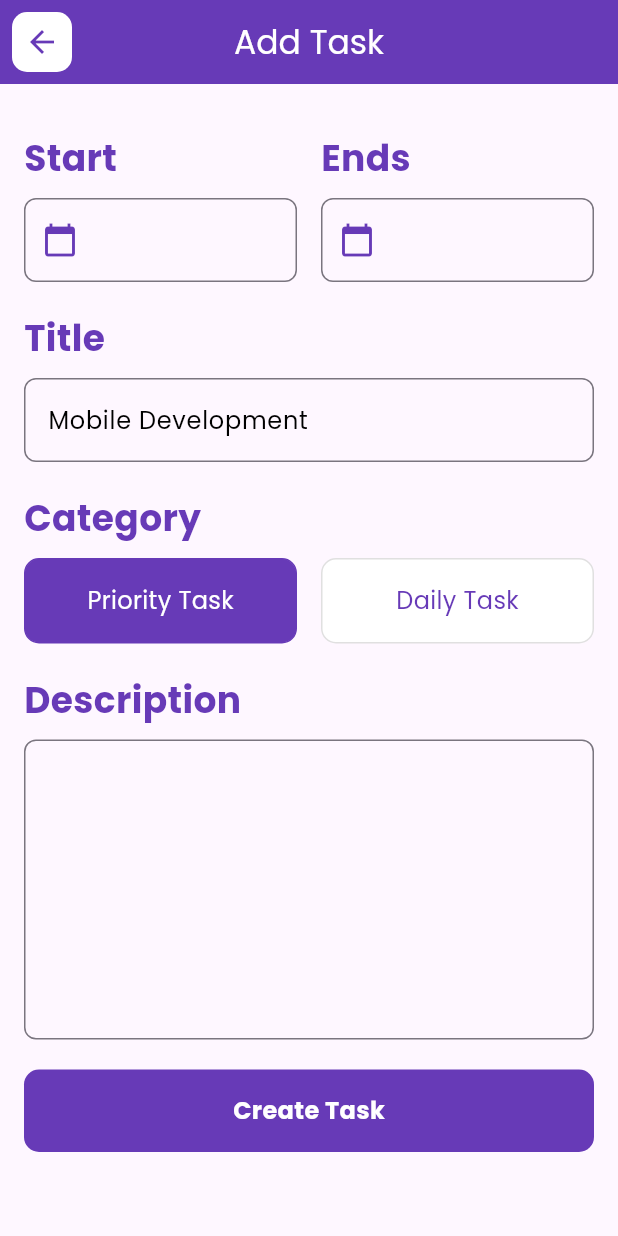
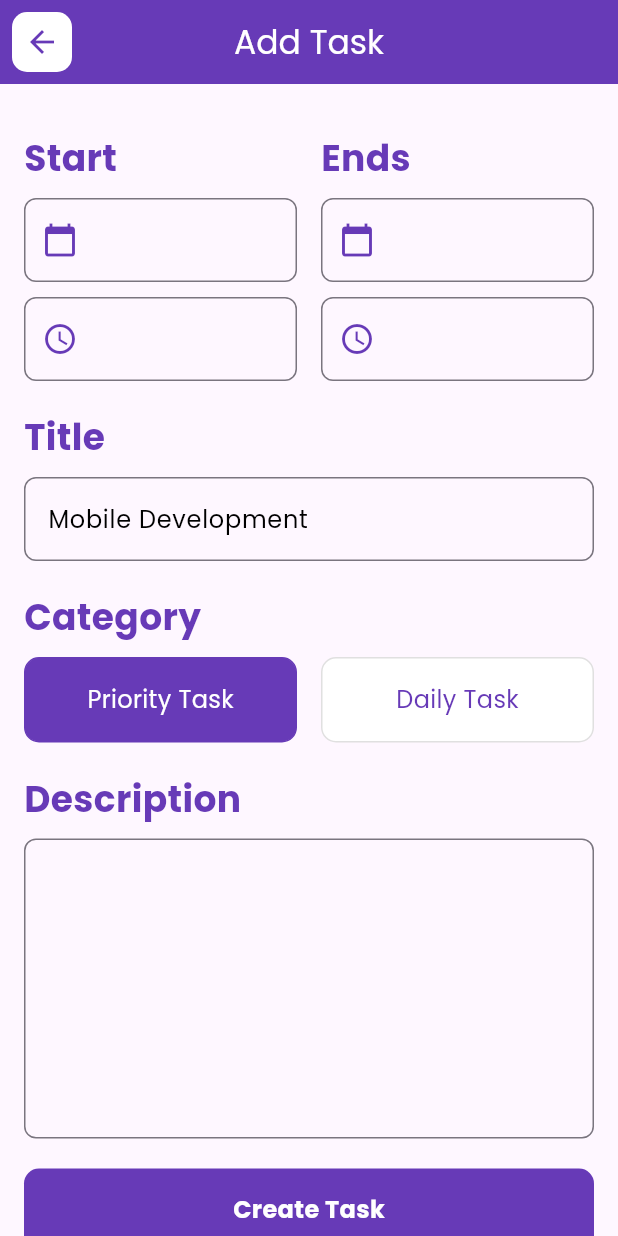
Before and after one commit to RobertBenyamin/todo_app, a Flutter app: the AddTodoPage screen opened directly, on a phone screen of 412 x 824 dp. Run offline on Flutter 3.47's test engine with Material 3 defaults, Android fonts, the phone set to English and light mode, and no system bars; our stand-ins replace google_fonts.

Commit message:
feat: create time field widget

```diff
--- a/lib/ui/add_todo.dart
+++ b/lib/ui/add_todo.dart
@@ -1,6 +1,7 @@
 import 'package:flutter/material.dart';
 import 'package:todo_app/widgets/custom_date_field.dart';
 import 'package:todo_app/widgets/custom_text_field.dart';
+import 'package:todo_app/widgets/custom_time_field.dart';
 
 class AddTodoPage extends StatefulWidget {
   const AddTodoPage({super.key});
@@ -11,7 +12,9 @@ class AddTodoPage extends StatefulWidget {
 
 class _AddTodoPageState extends State<AddTodoPage> {
   late TextEditingController _startDateController;
+  late TextEditingController _startTimeController;
   late TextEditingController _endDateController;
+  late TextEditingController _endTimeController;
   late TextEditingController _titleController;
   late TextEditingController _descriptionController;
   bool _isPriority = true;
@@ -20,7 +23,9 @@ class _AddTodoPageState extends State<AddTodoPage> {
   void initState() {
     super.initState();
     _startDateController = TextEditingController();
+    _startTimeController = TextEditingController();
     _endDateController = TextEditingController();
+    _endTimeController = TextEditingController();
     _titleController = TextEditingController();
     _descriptionController = TextEditingController();
   }
@@ -57,19 +62,37 @@ class _AddTodoPageState extends State<AddTodoPage> {
               Row(
                 children: [
                   Expanded(
-                    child: CustomDateField(
+                    child: Column(
+                      children: [
+                        CustomDateField(
                             textController: _startDateController,
                             isEnable: true,
                             title: "Start",
                             content: ""),
+                        const SizedBox(height: 10),
+                        CustomTimeField(
+                          timeController: _startTimeController,
+                          isEnable: true,
+                        )
+                      ],
+                    ),
                   ),
                   const SizedBox(width: 16),
                   Expanded(
-                    child: CustomDateField(
+                    child: Column(
+                      children: [
+                        CustomDateField(
                             textController: _endDateController,
                             isEnable: true,
                             title: "Ends",
                             content: ""),
+                        const SizedBox(height: 10),
+                        CustomTimeField(
+                          timeController: _endTimeController,
+                          isEnable: true,
+                        )
+                      ],
+                    ),
                   ),
                 ],
               ),
@@ -214,6 +237,8 @@ class _AddTodoPageState extends State<AddTodoPage> {
     _descriptionController.dispose();
     _titleController.dispose();
     _endDateController.dispose();
+    _endTimeController.dispose();
+    _startTimeController.dispose();
     _startDateController.dispose();
     super.dispose();
   }
--- /dev/null
+++ b/lib/widgets/custom_time_field.dart
@@ -0,0 +1,60 @@
+import 'package:flutter/material.dart';
+import 'package:intl/intl.dart';
+
+class CustomTimeField extends StatefulWidget {
+  final TextEditingController timeController;
+  final bool isEnable;
+
+  const CustomTimeField(
+      {super.key,
+      required this.timeController,
+      required this.isEnable,});
+
+  @override
+  State<CustomTimeField> createState() => _CustomTimeFieldState();
+}
+
+class _CustomTimeFieldState extends State<CustomTimeField> {
+  @override
+  void initState() {
+    super.initState();
+  }
+
+  @override
+  Widget build(BuildContext context) {
+    return TextField(
+      controller: widget.timeController,
+      enabled: widget.isEnable,
+      readOnly: true,
+      style: const TextStyle(
+        color: Colors.black,
+      ),
+      decoration: InputDecoration(
+        prefixIcon: GestureDetector(
+            onTap: () {
+              showTimePicker(
+                context: context,
+                initialTime: TimeOfDay.now(),
+              ).then((selectedTime) {
+                if (selectedTime != null) {
+                  DateTime selectedDateTime = DateTime(
+                    DateTime.now().year,
+                    DateTime.now().month,
+                    DateTime.now().day,
+                    selectedTime.hour,
+                    selectedTime.minute,
+                  );
+                  String formattedDateTime =
+                      DateFormat('hh:mm a').format(selectedDateTime);
+                  widget.timeController.text = formattedDateTime;
+                }
+              });
+            },
+            child: const Icon(Icons.access_time, color: Colors.deepPurple)),
+        border: OutlineInputBorder(
+          borderRadius: BorderRadius.circular(8),
+        ),
+      ),
+    );
+  }
+}
```
Lines whose indentation alone changed are shown as unchanged.
